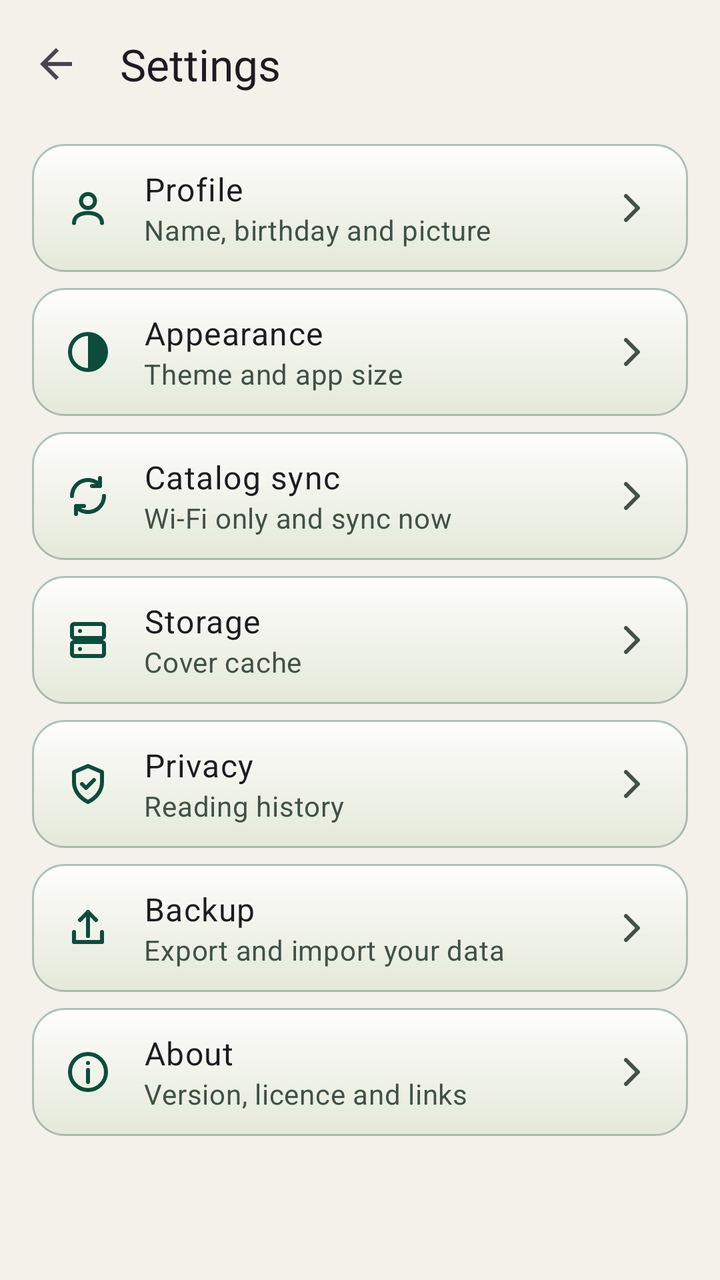
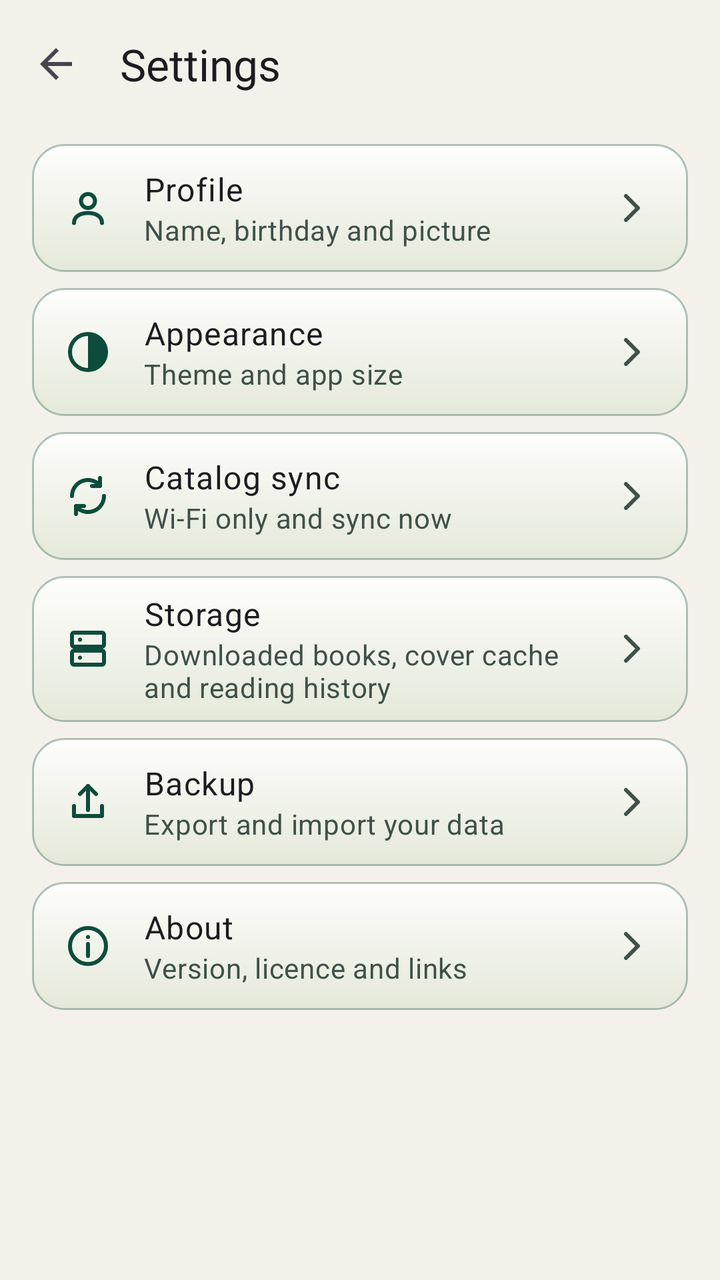

An Android layout rendered at two revisions. The XML below is the earlier revision; the diff shows what the commit changed to produce the second picture.
<!-- AndroidManifest.xml: application theme Theme.FreeLibrary -->
<!-- res/layout/fragment_settings.xml -->
<?xml version="1.0" encoding="utf-8"?>
<LinearLayout xmlns:android="http://schemas.android.com/apk/res/android"
    xmlns:app="http://schemas.android.com/apk/res-auto"
    android:id="@+id/settingsRoot"
    android:layout_width="match_parent"
    android:layout_height="match_parent"
    android:orientation="vertical">

    <com.google.android.material.appbar.MaterialToolbar
        android:id="@+id/settingsToolbar"
        android:layout_width="match_parent"
        android:layout_height="?attr/actionBarSize"
        app:navigationContentDescription="@string/back"
        app:navigationIcon="?attr/homeAsUpIndicator"
        app:title="@string/settings_title"
        app:titleTextAppearance="@style/TextAppearance.FreeLibrary.TitleLarge" />

    <androidx.core.widget.NestedScrollView
        android:layout_width="match_parent"
        android:layout_height="0dp"
        android:layout_weight="1"
        android:clipToPadding="false">

        <LinearLayout
            android:layout_width="match_parent"
            android:layout_height="wrap_content"
            android:orientation="vertical"
            android:paddingStart="@dimen/spacing_m"
            android:paddingEnd="@dimen/spacing_m"
            android:paddingBottom="@dimen/spacing_m">

            <LinearLayout
                android:id="@+id/profileRow"
                android:layout_width="match_parent"
                android:layout_height="wrap_content"
                android:layout_marginTop="@dimen/spacing_s"
                android:background="@drawable/bg_glass_card"
                android:clickable="true"
                android:focusable="true"
                android:gravity="center_vertical"
                android:minHeight="64dp"
                android:orientation="horizontal"
                android:paddingStart="@dimen/spacing_m"
                android:paddingEnd="@dimen/spacing_m">

                <ImageView
                    android:layout_width="24dp"
                    android:layout_height="24dp"
                    android:importantForAccessibility="no"
                    android:src="@drawable/ic_profile"
                    app:tint="?attr/colorPrimary" />

                <LinearLayout
                    android:layout_width="0dp"
                    android:layout_height="wrap_content"
                    android:layout_marginStart="@dimen/spacing_m"
                    android:layout_weight="1"
                    android:orientation="vertical"
                    android:paddingTop="@dimen/spacing_s"
                    android:paddingBottom="@dimen/spacing_s">

                    <TextView
                        android:layout_width="match_parent"
                        android:layout_height="wrap_content"
                        android:text="@string/settings_profile"
                        android:textAppearance="?attr/textAppearanceBodyLarge" />

                    <TextView
                        android:layout_width="match_parent"
                        android:layout_height="wrap_content"
                        android:text="@string/settings_profile_summary"
                        android:textAppearance="?attr/textAppearanceBodyMedium"
                        android:textColor="?attr/colorOnSurfaceVariant" />

                </LinearLayout>

                <ImageView
                    android:layout_width="24dp"
                    android:layout_height="24dp"
                    android:layout_marginStart="@dimen/spacing_m"
                    android:importantForAccessibility="no"
                    android:src="@drawable/ic_chevron_right"
                    app:tint="?attr/colorOnSurfaceVariant" />

            </LinearLayout>

            <LinearLayout
                android:id="@+id/appearanceRow"
                android:layout_width="match_parent"
                android:layout_height="wrap_content"
                android:layout_marginTop="@dimen/spacing_s"
                android:background="@drawable/bg_glass_card"
                android:clickable="true"
                android:focusable="true"
                android:gravity="center_vertical"
                android:minHeight="64dp"
                android:orientation="horizontal"
                android:paddingStart="@dimen/spacing_m"
                android:paddingEnd="@dimen/spacing_m">

                <ImageView
                    android:layout_width="24dp"
                    android:layout_height="24dp"
                    android:importantForAccessibility="no"
                    android:src="@drawable/ic_settings_appearance"
                    app:tint="?attr/colorPrimary" />

                <LinearLayout
                    android:layout_width="0dp"
                    android:layout_height="wrap_content"
                    android:layout_marginStart="@dimen/spacing_m"
                    android:layout_weight="1"
                    android:orientation="vertical"
                    android:paddingTop="@dimen/spacing_s"
                    android:paddingBottom="@dimen/spacing_s">

                    <TextView
                        android:layout_width="match_parent"
                        android:layout_height="wrap_content"
                        android:text="@string/settings_appearance"
                        android:textAppearance="?attr/textAppearanceBodyLarge" />

                    <TextView
                        android:layout_width="match_parent"
                        android:layout_height="wrap_content"
                        android:text="@string/settings_appearance_summary"
                        android:textAppearance="?attr/textAppearanceBodyMedium"
                        android:textColor="?attr/colorOnSurfaceVariant" />

                </LinearLayout>

                <ImageView
                    android:layout_width="24dp"
                    android:layout_height="24dp"
                    android:layout_marginStart="@dimen/spacing_m"
                    android:importantForAccessibility="no"
                    android:src="@drawable/ic_chevron_right"
                    app:tint="?attr/colorOnSurfaceVariant" />

            </LinearLayout>

            <LinearLayout
                android:id="@+id/syncRow"
                android:layout_width="match_parent"
                android:layout_height="wrap_content"
                android:layout_marginTop="@dimen/spacing_s"
                android:background="@drawable/bg_glass_card"
                android:clickable="true"
                android:focusable="true"
                android:gravity="center_vertical"
                android:minHeight="64dp"
                android:orientation="horizontal"
                android:paddingStart="@dimen/spacing_m"
                android:paddingEnd="@dimen/spacing_m">

                <ImageView
                    android:layout_width="24dp"
                    android:layout_height="24dp"
                    android:importantForAccessibility="no"
                    android:src="@drawable/ic_settings_sync"
                    app:tint="?attr/colorPrimary" />

                <LinearLayout
                    android:layout_width="0dp"
                    android:layout_height="wrap_content"
                    android:layout_marginStart="@dimen/spacing_m"
                    android:layout_weight="1"
                    android:orientation="vertical"
                    android:paddingTop="@dimen/spacing_s"
                    android:paddingBottom="@dimen/spacing_s">

                    <TextView
                        android:layout_width="match_parent"
                        android:layout_height="wrap_content"
                        android:text="@string/settings_sync"
                        android:textAppearance="?attr/textAppearanceBodyLarge" />

                    <TextView
                        android:layout_width="match_parent"
                        android:layout_height="wrap_content"
                        android:text="@string/settings_sync_summary"
                        android:textAppearance="?attr/textAppearanceBodyMedium"
                        android:textColor="?attr/colorOnSurfaceVariant" />

                </LinearLayout>

                <ImageView
                    android:layout_width="24dp"
                    android:layout_height="24dp"
                    android:layout_marginStart="@dimen/spacing_m"
                    android:importantForAccessibility="no"
                    android:src="@drawable/ic_chevron_right"
                    app:tint="?attr/colorOnSurfaceVariant" />

            </LinearLayout>

            <LinearLayout
                android:id="@+id/storageRow"
                android:layout_width="match_parent"
                android:layout_height="wrap_content"
                android:layout_marginTop="@dimen/spacing_s"
                android:background="@drawable/bg_glass_card"
                android:clickable="true"
                android:focusable="true"
                android:gravity="center_vertical"
                android:minHeight="64dp"
                android:orientation="horizontal"
                android:paddingStart="@dimen/spacing_m"
                android:paddingEnd="@dimen/spacing_m">

                <ImageView
                    android:layout_width="24dp"
                    android:layout_height="24dp"
                    android:importantForAccessibility="no"
                    android:src="@drawable/ic_settings_storage"
                    app:tint="?attr/colorPrimary" />

                <LinearLayout
                    android:layout_width="0dp"
                    android:layout_height="wrap_content"
                    android:layout_marginStart="@dimen/spacing_m"
                    android:layout_weight="1"
                    android:orientation="vertical"
                    android:paddingTop="@dimen/spacing_s"
                    android:paddingBottom="@dimen/spacing_s">

                    <TextView
                        android:layout_width="match_parent"
                        android:layout_height="wrap_content"
                        android:text="@string/settings_storage"
                        android:textAppearance="?attr/textAppearanceBodyLarge" />

                    <TextView
                        android:layout_width="match_parent"
                        android:layout_height="wrap_content"
                        android:text="@string/settings_storage_summary"
                        android:textAppearance="?attr/textAppearanceBodyMedium"
                        android:textColor="?attr/colorOnSurfaceVariant" />

                </LinearLayout>

                <ImageView
                    android:layout_width="24dp"
                    android:layout_height="24dp"
                    android:layout_marginStart="@dimen/spacing_m"
                    android:importantForAccessibility="no"
                    android:src="@drawable/ic_chevron_right"
                    app:tint="?attr/colorOnSurfaceVariant" />

            </LinearLayout>

            <LinearLayout
                android:id="@+id/privacyRow"
                android:layout_width="match_parent"
                android:layout_height="wrap_content"
                android:layout_marginTop="@dimen/spacing_s"
                android:background="@drawable/bg_glass_card"
                android:clickable="true"
                android:focusable="true"
                android:gravity="center_vertical"
                android:minHeight="64dp"
                android:orientation="horizontal"
                android:paddingStart="@dimen/spacing_m"
                android:paddingEnd="@dimen/spacing_m">

                <ImageView
                    android:layout_width="24dp"
                    android:layout_height="24dp"
                    android:importantForAccessibility="no"
                    android:src="@drawable/ic_settings_privacy"
                    app:tint="?attr/colorPrimary" />

                <LinearLayout
                    android:layout_width="0dp"
                    android:layout_height="wrap_content"
                    android:layout_marginStart="@dimen/spacing_m"
                    android:layout_weight="1"
                    android:orientation="vertical"
                    android:paddingTop="@dimen/spacing_s"
                    android:paddingBottom="@dimen/spacing_s">

                    <TextView
                        android:layout_width="match_parent"
                        android:layout_height="wrap_content"
                        android:text="@string/settings_privacy"
                        android:textAppearance="?attr/textAppearanceBodyLarge" />

                    <TextView
                        android:layout_width="match_parent"
                        android:layout_height="wrap_content"
                        android:text="@string/settings_privacy_summary"
                        android:textAppearance="?attr/textAppearanceBodyMedium"
                        android:textColor="?attr/colorOnSurfaceVariant" />

                </LinearLayout>

                <ImageView
                    android:layout_width="24dp"
                    android:layout_height="24dp"
                    android:layout_marginStart="@dimen/spacing_m"
                    android:importantForAccessibility="no"
                    android:src="@drawable/ic_chevron_right"
                    app:tint="?attr/colorOnSurfaceVariant" />

            </LinearLayout>

            <LinearLayout
                android:id="@+id/backupRow"
                android:layout_width="match_parent"
                android:layout_height="wrap_content"
                android:layout_marginTop="@dimen/spacing_s"
                android:background="@drawable/bg_glass_card"
                android:clickable="true"
                android:focusable="true"
                android:gravity="center_vertical"
                android:minHeight="64dp"
                android:orientation="horizontal"
                android:paddingStart="@dimen/spacing_m"
                android:paddingEnd="@dimen/spacing_m">

                <ImageView
                    android:layout_width="24dp"
                    android:layout_height="24dp"
                    android:importantForAccessibility="no"
                    android:src="@drawable/ic_settings_backup"
                    app:tint="?attr/colorPrimary" />

                <LinearLayout
                    android:layout_width="0dp"
                    android:layout_height="wrap_content"
                    android:layout_marginStart="@dimen/spacing_m"
                    android:layout_weight="1"
                    android:orientation="vertical"
                    android:paddingTop="@dimen/spacing_s"
                    android:paddingBottom="@dimen/spacing_s">

                    <TextView
                        android:layout_width="match_parent"
                        android:layout_height="wrap_content"
                        android:text="@string/settings_backup"
                        android:textAppearance="?attr/textAppearanceBodyLarge" />

                    <TextView
                        android:layout_width="match_parent"
                        android:layout_height="wrap_content"
                        android:text="@string/settings_backup_row_summary"
                        android:textAppearance="?attr/textAppearanceBodyMedium"
                        android:textColor="?attr/colorOnSurfaceVariant" />

                </LinearLayout>

                <ImageView
                    android:layout_width="24dp"
                    android:layout_height="24dp"
                    android:layout_marginStart="@dimen/spacing_m"
                    android:importantForAccessibility="no"
                    android:src="@drawable/ic_chevron_right"
                    app:tint="?attr/colorOnSurfaceVariant" />

            </LinearLayout>

            <LinearLayout
                android:id="@+id/aboutRow"
                android:layout_width="match_parent"
                android:layout_height="wrap_content"
                android:layout_marginTop="@dimen/spacing_s"
                android:background="@drawable/bg_glass_card"
                android:clickable="true"
                android:focusable="true"
                android:gravity="center_vertical"
                android:minHeight="64dp"
                android:orientation="horizontal"
                android:paddingStart="@dimen/spacing_m"
                android:paddingEnd="@dimen/spacing_m">

                <ImageView
                    android:layout_width="24dp"
                    android:layout_height="24dp"
                    android:importantForAccessibility="no"
                    android:src="@drawable/ic_settings_about"
                    app:tint="?attr/colorPrimary" />

                <LinearLayout
                    android:layout_width="0dp"
                    android:layout_height="wrap_content"
                    android:layout_marginStart="@dimen/spacing_m"
                    android:layout_weight="1"
                    android:orientation="vertical"
                    android:paddingTop="@dimen/spacing_s"
                    android:paddingBottom="@dimen/spacing_s">

                    <TextView
                        android:layout_width="match_parent"
                        android:layout_height="wrap_content"
                        android:text="@string/settings_about"
                        android:textAppearance="?attr/textAppearanceBodyLarge" />

                    <TextView
                        android:layout_width="match_parent"
                        android:layout_height="wrap_content"
                        android:text="@string/settings_about_summary"
                        android:textAppearance="?attr/textAppearanceBodyMedium"
                        android:textColor="?attr/colorOnSurfaceVariant" />

                </LinearLayout>

                <ImageView
                    android:layout_width="24dp"
                    android:layout_height="24dp"
                    android:layout_marginStart="@dimen/spacing_m"
                    android:importantForAccessibility="no"
                    android:src="@drawable/ic_chevron_right"
                    app:tint="?attr/colorOnSurfaceVariant" />

            </LinearLayout>

        </LinearLayout>
    </androidx.core.widget.NestedScrollView>

</LinearLayout>
<!-- resources referenced by this layout -->
<resources>
  <dimen name="spacing_m">16dp</dimen>
  <dimen name="spacing_s">8dp</dimen>
  <!-- drawable ic_settings_privacy (drawable) -->
  <?xml version="1.0" encoding="utf-8"?>
  <vector xmlns:android="http://schemas.android.com/apk/res/android"
      android:width="24dp"
      android:height="24dp"
      android:viewportWidth="24"
      android:viewportHeight="24">
      <path
          android:fillColor="#00000000"
          android:pathData="M12,3L5,6v5c0,4.5 3,8 7,10c4,-2 7,-5.5 7,-10V6z"
          android:strokeColor="#FF000000"
          android:strokeLineCap="round"
          android:strokeLineJoin="round"
          android:strokeWidth="2" />
      <path
          android:fillColor="#00000000"
          android:pathData="M9,12l2,2l4,-4"
          android:strokeColor="#FF000000"
          android:strokeLineCap="round"
          android:strokeLineJoin="round"
          android:strokeWidth="2" />
  </vector>
  <string name="back">Back</string>
  <string name="settings_about">About</string>
  <string name="settings_about_summary">Version, licence and links</string>
  <string name="settings_appearance">Appearance</string>
  <string name="settings_appearance_summary">Theme and app size</string>
  <string name="settings_backup">Backup</string>
  <string name="settings_backup_row_summary">Export and import your data</string>
  <string name="settings_privacy">Privacy</string>
  <string name="settings_privacy_summary">Reading history</string>
  <string name="settings_profile">Profile</string>
  <string name="settings_profile_summary">Name, birthday and picture</string>
  <string name="settings_storage">Storage</string>
  <string name="settings_storage_summary">Cover cache</string>
  <string name="settings_sync">Catalog sync</string>
  <string name="settings_sync_summary">Wi-Fi only and sync now</string>
  <string name="settings_title">Settings</string>
  <style name="TextAppearance.FreeLibrary.TitleLarge" parent="TextAppearance.Material3.TitleLarge">
          <item name="fontFamily">@font/literata_medium</item>
          <item name="android:fontFamily">@font/literata_medium</item>
      </style>
  <color name="glass_fill_bottom">#5CC9DAB8</color>
  <color name="glass_fill_top">#D9FFFFFF</color>
  <color name="glass_border">#592D5A4A</color>
  <color name="md_primary">#0D4C3C</color>
  <color name="md_on_primary">#F4F1EB</color>
  <color name="md_primary_container">#BFD7A6</color>
  <color name="md_on_primary_container">#0A3A2E</color>
  <color name="md_primary_inverse">#A9CC8A</color>
  <color name="md_secondary">#2D5A4A</color>
  <color name="md_on_secondary">#F4F1EB</color>
  <color name="md_secondary_container">#7AA05A</color>
  <color name="md_on_secondary_container">#17231E</color>
  <color name="md_background">#F4F1EB</color>
  <color name="md_on_background">#17231E</color>
  <color name="md_surface">#F4F1EB</color>
  <color name="md_on_surface">#17231E</color>
  <color name="md_surface_variant">#D8E3CB</color>
  <color name="md_on_surface_variant">#3F5148</color>
  <color name="md_surface_inverse">#17231E</color>
  <color name="md_on_surface_inverse">#F4F1EB</color>
  <color name="md_surface_container_lowest">#F8F8F0</color>
  <color name="md_surface_container_low">#E9EEDF</color>
  <color name="md_surface_container">#DFE8D3</color>
  <color name="md_surface_container_high">#D5E2C7</color>
  <color name="md_surface_container_highest">#CADBBB</color>
  <color name="md_error">#BA1A1A</color>
  <color name="md_on_error">#FFFFFF</color>
  <color name="md_error_container">#FFDAD6</color>
  <color name="md_on_error_container">#410002</color>
  <color name="md_outline">#55665D</color>
  <color name="md_outline_variant">#B5C4A5</color>
  <style name="Widget.FreeLibrary.Toolbar" parent="Widget.Material3.Toolbar">
          <item name="android:background">@android:color/transparent</item>
      </style>
  <!-- unchanged entries left out for length: 12 -->
</resources>

<!-- the commit's change to res/layout/fragment_settings.xml (unified diff, before → after) -->
@@ -250,61 +250,6 @@
             </LinearLayout>
 
             <LinearLayout
-                android:id="@+id/privacyRow"
-                android:layout_width="match_parent"
-                android:layout_height="wrap_content"
-                android:layout_marginTop="@dimen/spacing_s"
-                android:background="@drawable/bg_glass_card"
-                android:clickable="true"
-                android:focusable="true"
-                android:gravity="center_vertical"
-                android:minHeight="64dp"
-                android:orientation="horizontal"
-                android:paddingStart="@dimen/spacing_m"
-                android:paddingEnd="@dimen/spacing_m">
-
-                <ImageView
-                    android:layout_width="24dp"
-                    android:layout_height="24dp"
-                    android:importantForAccessibility="no"
-                    android:src="@drawable/ic_settings_privacy"
-                    app:tint="?attr/colorPrimary" />
-
-                <LinearLayout
-                    android:layout_width="0dp"
-                    android:layout_height="wrap_content"
-                    android:layout_marginStart="@dimen/spacing_m"
-                    android:layout_weight="1"
-                    android:orientation="vertical"
-                    android:paddingTop="@dimen/spacing_s"
-                    android:paddingBottom="@dimen/spacing_s">
-
-                    <TextView
-                        android:layout_width="match_parent"
-                        android:layout_height="wrap_content"
-                        android:text="@string/settings_privacy"
-                        android:textAppearance="?attr/textAppearanceBodyLarge" />
-
-                    <TextView
-                        android:layout_width="match_parent"
-                        android:layout_height="wrap_content"
-                        android:text="@string/settings_privacy_summary"
-                        android:textAppearance="?attr/textAppearanceBodyMedium"
-                        android:textColor="?attr/colorOnSurfaceVariant" />
-
-                </LinearLayout>
-
-                <ImageView
-                    android:layout_width="24dp"
-                    android:layout_height="24dp"
-                    android:layout_marginStart="@dimen/spacing_m"
-                    android:importantForAccessibility="no"
-                    android:src="@drawable/ic_chevron_right"
-                    app:tint="?attr/colorOnSurfaceVariant" />
-
-            </LinearLayout>
-
-            <LinearLayout
                 android:id="@+id/backupRow"
                 android:layout_width="match_parent"
                 android:layout_height="wrap_content"
<!-- resource entries referenced after the edit -->
@@ -2,28 +2,6 @@
 <resources>
   <dimen name="spacing_m">16dp</dimen>
   <dimen name="spacing_s">8dp</dimen>
-  <!-- drawable ic_settings_privacy (drawable) -->
-  <?xml version="1.0" encoding="utf-8"?>
-  <vector xmlns:android="http://schemas.android.com/apk/res/android"
-      android:width="24dp"
-      android:height="24dp"
-      android:viewportWidth="24"
-      android:viewportHeight="24">
-      <path
-          android:fillColor="#00000000"
-          android:pathData="M12,3L5,6v5c0,4.5 3,8 7,10c4,-2 7,-5.5 7,-10V6z"
-          android:strokeColor="#FF000000"
-          android:strokeLineCap="round"
-          android:strokeLineJoin="round"
-          android:strokeWidth="2" />
-      <path
-          android:fillColor="#00000000"
-          android:pathData="M9,12l2,2l4,-4"
-          android:strokeColor="#FF000000"
-          android:strokeLineCap="round"
-          android:strokeLineJoin="round"
-          android:strokeWidth="2" />
-  </vector>
   <string name="back">Back</string>
   <string name="settings_about">About</string>
   <string name="settings_about_summary">Version, licence and links</string>
@@ -31,12 +9,10 @@
   <string name="settings_appearance_summary">Theme and app size</string>
   <string name="settings_backup">Backup</string>
   <string name="settings_backup_row_summary">Export and import your data</string>
-  <string name="settings_privacy">Privacy</string>
-  <string name="settings_privacy_summary">Reading history</string>
   <string name="settings_profile">Profile</string>
   <string name="settings_profile_summary">Name, birthday and picture</string>
   <string name="settings_storage">Storage</string>
-  <string name="settings_storage_summary">Cover cache</string>
+  <string name="settings_storage_summary">Downloaded books, cover cache and reading history</string>
   <string name="settings_sync">Catalog sync</string>
   <string name="settings_sync_summary">Wi-Fi only and sync now</string>
   <string name="settings_title">Settings</string>
